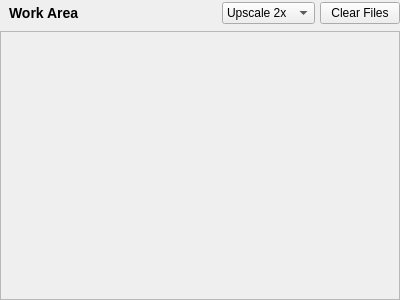
Old version of the form App/gui/widgets/work_area.ui in the repository hattaarshavin/PikselCat.
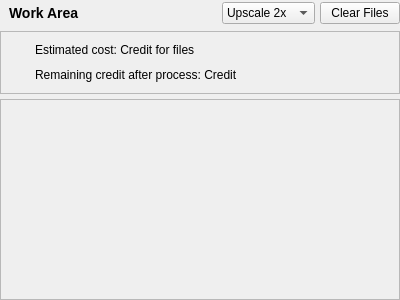
New version of the form.

Commit message: feat: Add cost information display to WorkAreaWidget; implement real-time cost calculation based on selected actions

```diff
--- a/App/gui/widgets/work_area.ui
+++ b/App/gui/widgets/work_area.ui
@@ -103,8 +103,142 @@
         <string>Clear Files</string>
        </property>
       </widget>
-     </item>
-    </layout>
+     </item>    
+     </layout>
+   </item>   
+   <item>
+    <widget class="QFrame" name="costInfoFrame">
+     <property name="objectName">
+      <string>costInfoFrame</string>
+     </property>
+     <property name="frameShape">
+      <enum>QFrame::StyledPanel</enum>
+     </property>
+     <property name="frameShadow">
+      <enum>QFrame::Raised</enum>
+     </property>
+     <layout class="QVBoxLayout" name="costInfoLayout">
+      <property name="spacing">
+       <number>5</number>
+      </property>
+      <property name="leftMargin">
+       <number>10</number>
+      </property>
+      <property name="topMargin">
+       <number>8</number>
+      </property>
+      <property name="rightMargin">
+       <number>10</number>
+      </property>
+      <property name="bottomMargin">
+       <number>8</number>
+      </property>
+      <item>
+       <layout class="QHBoxLayout" name="estimatedCostLayout">
+        <property name="spacing">
+         <number>8</number>
+        </property>
+        <item>
+         <widget class="QLabel" name="estimatedCostIcon">
+          <property name="sizePolicy">
+           <sizepolicy hsizetype="Fixed" vsizetype="Fixed">
+            <horstretch>0</horstretch>
+            <verstretch>0</verstretch>
+           </sizepolicy>
+          </property>
+          <property name="minimumSize">
+           <size>
+            <width>16</width>
+            <height>16</height>
+           </size>
+          </property>
+          <property name="maximumSize">
+           <size>
+            <width>16</width>
+            <height>16</height>
+           </size>
+          </property>
+         </widget>
+        </item>
+        <item>
+         <widget class="QLabel" name="estimatedCostLabel">
+          <property name="text">
+           <string>Estimated cost: Credit for files</string>
+          </property>
+          <property name="alignment">
+           <set>Qt::AlignLeading|Qt::AlignLeft|Qt::AlignVCenter</set>
+          </property>
+         </widget>
+        </item>
+        <item>
+         <spacer name="estimatedCostSpacer">
+          <property name="orientation">
+           <enum>Qt::Horizontal</enum>
+          </property>
+          <property name="sizeHint" stdset="0">
+           <size>
+            <width>40</width>
+            <height>20</height>
+           </size>
+          </property>
+         </spacer>
+        </item>
+       </layout>
+      </item>
+      <item>
+       <layout class="QHBoxLayout" name="remainingCreditLayout">
+        <property name="spacing">
+         <number>8</number>
+        </property>
+        <item>
+         <widget class="QLabel" name="remainingCreditIcon">
+          <property name="sizePolicy">
+           <sizepolicy hsizetype="Fixed" vsizetype="Fixed">
+            <horstretch>0</horstretch>
+            <verstretch>0</verstretch>
+           </sizepolicy>
+          </property>
+          <property name="minimumSize">
+           <size>
+            <width>16</width>
+            <height>16</height>
+           </size>
+          </property>
+          <property name="maximumSize">
+           <size>
+            <width>16</width>
+            <height>16</height>
+           </size>
+          </property>
+         </widget>
+        </item>
+        <item>
+         <widget class="QLabel" name="remainingCreditLabel">
+          <property name="text">
+           <string>Remaining credit after process: Credit</string>
+          </property>
+          <property name="alignment">
+           <set>Qt::AlignLeading|Qt::AlignLeft|Qt::AlignVCenter</set>
+          </property>
+         </widget>
+        </item>
+        <item>
+         <spacer name="remainingCreditSpacer">
+          <property name="orientation">
+           <enum>Qt::Horizontal</enum>
+          </property>
+          <property name="sizeHint" stdset="0">
+           <size>
+            <width>40</width>
+            <height>20</height>
+           </size>
+          </property>
+         </spacer>
+        </item>
+       </layout>
+      </item>
+     </layout>
+    </widget>
    </item>
    <item>
     <widget class="QScrollArea" name="fileScrollArea">
```
The commit also changes 2 other files.
